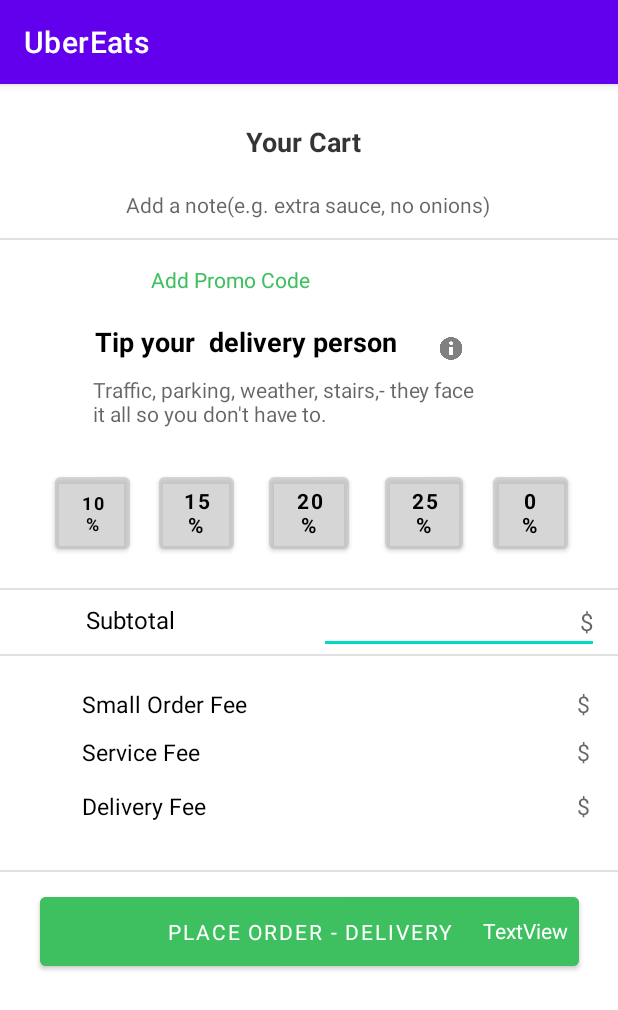
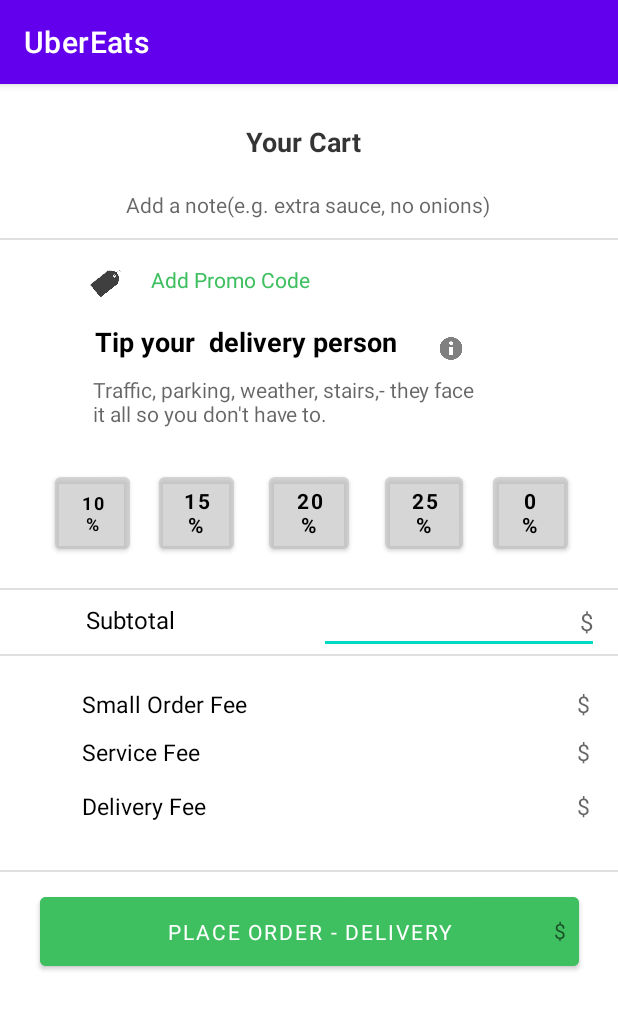
Before and after one commit to itsmonicalara/UberEats, an Android app: the screen it shows after launch (MainActivity), on a phone screen of 412 x 824 dp. Shown: the top 1010 px of the screen. Run offline under Robolectric (Android 15) with nearby library versions, the phone set to English and light mode, and no system bars; Roboto replaces fonts that are not available here.

Commit message:
Fixed empty string and missing image view. Final

```diff
--- a/app/src/main/java/edu/itesm/ubereats/MainActivity.kt
+++ b/app/src/main/java/edu/itesm/ubereats/MainActivity.kt
@@ -3,6 +3,7 @@ package edu.itesm.ubereats
 import androidx.appcompat.app.AppCompatActivity
 import android.os.Bundle
 import android.text.Editable
+import android.text.TextUtils
 import android.text.TextWatcher
 import android.util.Log
 import android.view.View
@@ -27,7 +28,10 @@ class MainActivity : AppCompatActivity() {
             }
 
             override fun afterTextChanged(s: Editable?) {
-                var subtotal_ = editTextNumberDecimal.text.toString().toDouble()
+                var subtotal_ = 0.0
+                if (!TextUtils.isEmpty(editTextNumberDecimal.text.toString())){
+                    subtotal_ = editTextNumberDecimal.text.toString().toDouble()
+                }
                 Log.i("edu.itesm.ubereats", subtotal_.toString())
                 var order_ = subtotal_ * 0.02
                 orderText.setText("" + order_)
--- a/app/src/main/res/layout/activity_main.xml
+++ b/app/src/main/res/layout/activity_main.xml
@@ -132,17 +132,6 @@
         app:layout_constraintEnd_toEndOf="parent"
         app:layout_constraintHorizontal_bias="0.397"
         app:layout_constraintStart_toStartOf="parent" />
-
-    <ImageView
-        android:id="@+id/imageView"
-        android:layout_width="32dp"
-        android:layout_height="33dp"
-        android:layout_marginBottom="176dp"
-        app:layout_constraintBottom_toTopOf="@+id/guideline3"
-        app:layout_constraintEnd_toEndOf="parent"
-        app:layout_constraintHorizontal_bias="0.126"
-        app:layout_constraintStart_toStartOf="parent"
-        tools:srcCompat="@drawable/coupon_logo" />
 
     <ImageView
         android:id="@+id/imageView2"
@@ -380,11 +369,22 @@
         android:layout_marginBottom="20dp"
         android:elevation="10dp"
         android:fontFamily="@font/maven_pro"
-        android:text="TextView"
+        android:hint="$"
         android:textColor="@color/white"
         app:layout_constraintBottom_toBottomOf="@+id/button6"
         app:layout_constraintEnd_toEndOf="@+id/button6"
         app:layout_constraintHorizontal_bias="0.976"
         app:layout_constraintStart_toStartOf="@+id/button6" />
 
+    <ImageView
+        android:id="@+id/imageView"
+        android:layout_width="27dp"
+        android:layout_height="29dp"
+        android:layout_marginTop="16dp"
+        app:layout_constraintEnd_toStartOf="@+id/textView3"
+        app:layout_constraintHorizontal_bias="0.777"
+        app:layout_constraintStart_toStartOf="parent"
+        app:layout_constraintTop_toTopOf="@+id/guideline2"
+        app:srcCompat="@drawable/coupon_logo" />
+
 </androidx.constraintlayout.widget.ConstraintLayout>
```
